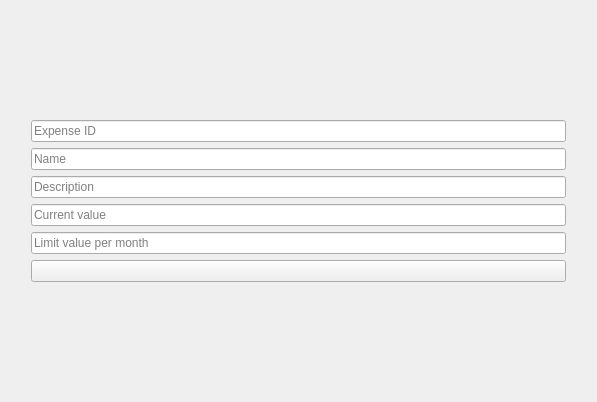
Before: the Qt Designer form gui/expense_widget.ui in explosion204/office-expense-tracker, drawn with Qt 5.
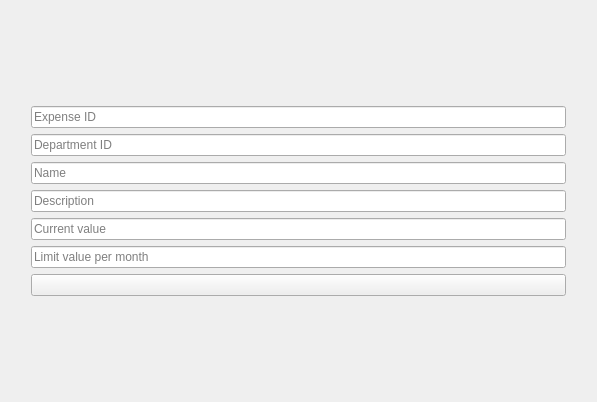
After: the same form once the commit is applied.

```diff
--- a/gui/expense_widget.ui
+++ b/gui/expense_widget.ui
@@ -14,7 +14,7 @@
    <string>Form</string>
   </property>
   <layout class="QGridLayout" name="gridLayout">
-   <item row="3" column="2" rowspan="2">
+   <item row="4" column="2" rowspan="2">
     <spacer name="verticalSpacer_2">
      <property name="orientation">
       <enum>Qt::Vertical</enum>
@@ -27,55 +27,62 @@
      </property>
     </spacer>
    </item>
-   <item row="6" column="1">
+   <item row="3" column="1">
+    <widget class="QLineEdit" name="nameEdit">
+     <property name="placeholderText">
+      <string>Name</string>
+     </property>
+    </widget>
+   </item>
+   <item row="4" column="0" rowspan="2">
+    <spacer name="verticalSpacer">
+     <property name="orientation">
+      <enum>Qt::Vertical</enum>
+     </property>
+     <property name="sizeHint" stdset="0">
+      <size>
+       <width>20</width>
+       <height>40</height>
+      </size>
+     </property>
+    </spacer>
+   </item>
+   <item row="1" column="1">
+    <widget class="QLineEdit" name="expenseIdEdit">
+     <property name="placeholderText">
+      <string>Expense ID</string>
+     </property>
+    </widget>
+   </item>
+   <item row="7" column="1">
     <widget class="QPushButton" name="pushButton">
      <property name="text">
       <string/>
      </property>
     </widget>
    </item>
-   <item row="5" column="1">
-    <widget class="QLineEdit" name="lineEdit_5">
+   <item row="6" column="1">
+    <widget class="QLineEdit" name="limitEdit">
      <property name="placeholderText">
       <string>Limit value per month</string>
      </property>
     </widget>
    </item>
-   <item row="2" column="1">
-    <widget class="QLineEdit" name="lineEdit_2">
-     <property name="placeholderText">
-      <string>Name</string>
-     </property>
-    </widget>
-   </item>
-   <item row="4" column="1">
-    <widget class="QLineEdit" name="lineEdit_4">
+   <item row="5" column="1">
+    <widget class="QLineEdit" name="valueEdit">
      <property name="placeholderText">
       <string>Current value</string>
      </property>
     </widget>
    </item>
-   <item row="3" column="1">
-    <widget class="QLineEdit" name="lineEdit_3">
+   <item row="4" column="1">
+    <widget class="QLineEdit" name="descriptionEdit">
      <property name="placeholderText">
       <string>Description</string>
      </property>
     </widget>
    </item>
-   <item row="3" column="0" rowspan="2">
-    <spacer name="verticalSpacer">
-     <property name="orientation">
-      <enum>Qt::Vertical</enum>
-     </property>
-     <property name="sizeHint" stdset="0">
-      <size>
-       <width>20</width>
-       <height>40</height>
-      </size>
-     </property>
-    </spacer>
-   </item>
-   <item row="7" column="1">
+   <item row="8" column="1">
     <spacer name="verticalSpacer_3">
      <property name="orientation">
       <enum>Qt::Vertical</enum>
@@ -88,13 +95,6 @@
      </property>
     </spacer>
    </item>
-   <item row="1" column="1">
-    <widget class="QLineEdit" name="lineEdit">
-     <property name="placeholderText">
-      <string>Expense ID</string>
-     </property>
-    </widget>
-   </item>
    <item row="0" column="1">
     <spacer name="verticalSpacer_4">
      <property name="orientation">
@@ -108,6 +108,13 @@
      </property>
     </spacer>
    </item>
+   <item row="2" column="1">
+    <widget class="QLineEdit" name="departmentIdEdit">
+     <property name="placeholderText">
+      <string>Department ID</string>
+     </property>
+    </widget>
+   </item>
   </layout>
  </widget>
  <resources/>
```
